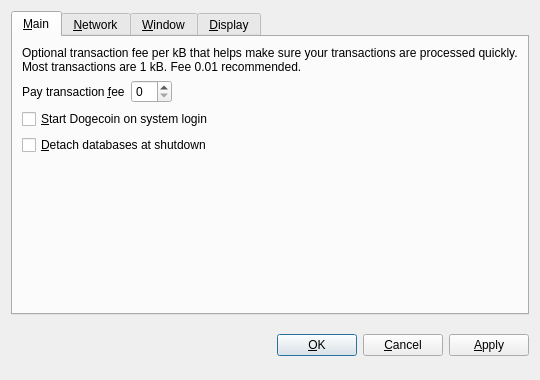
First picture: the form in src/qt/forms/optionsdialog.ui, repository sithcoin-/sithcoin, before the edit.
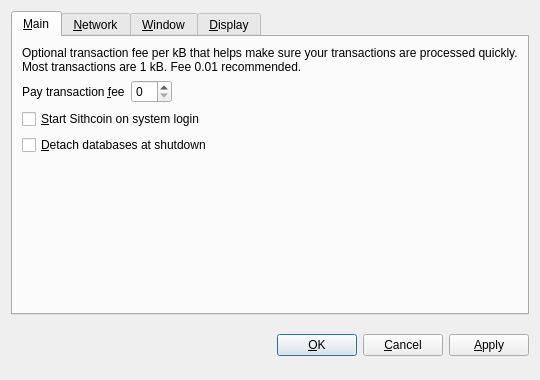
Second picture: the form after the edit. The open tabs and pages were chosen to show the change. Custom widgets are drawn as their Qt base class.

Patch:
```diff
--- a/src/qt/forms/optionsdialog.ui
+++ b/src/qt/forms/optionsdialog.ui
@@ -82,7 +82,7 @@
           <string>Automatically start Dogecoin after logging in to the system.</string>
          </property>
          <property name="text">
-          <string>&amp;Start Dogecoin on system login</string>
+          <string>&amp;Start Sithcoin on system login</string>
          </property>
         </widget>
        </item>
```
Left out of the diff: 10 changed lines with no effect on the pictures.
